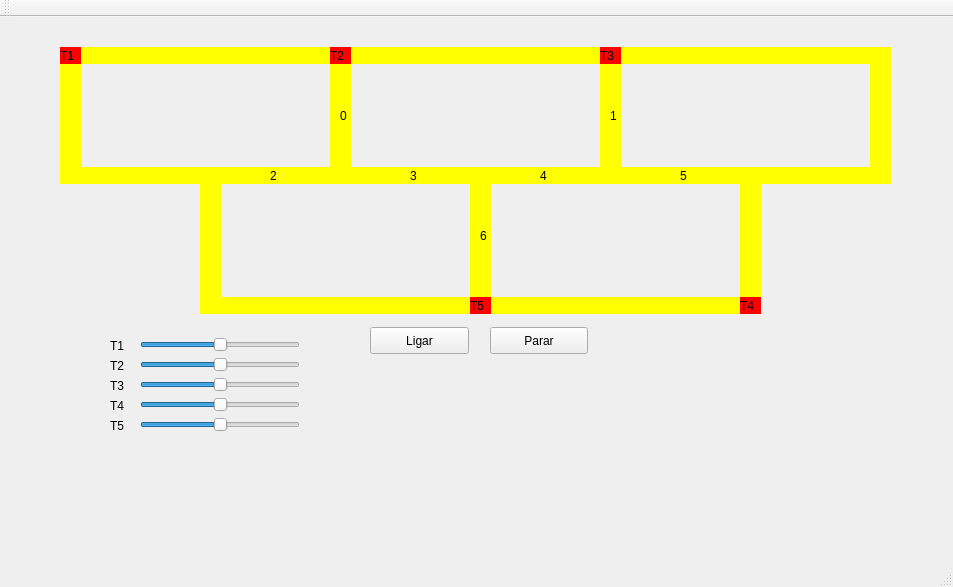
The window that mainwindow.ui (paulosandinof/qt-deadlock-simulation) describes before a commit, drawn with Qt 5.
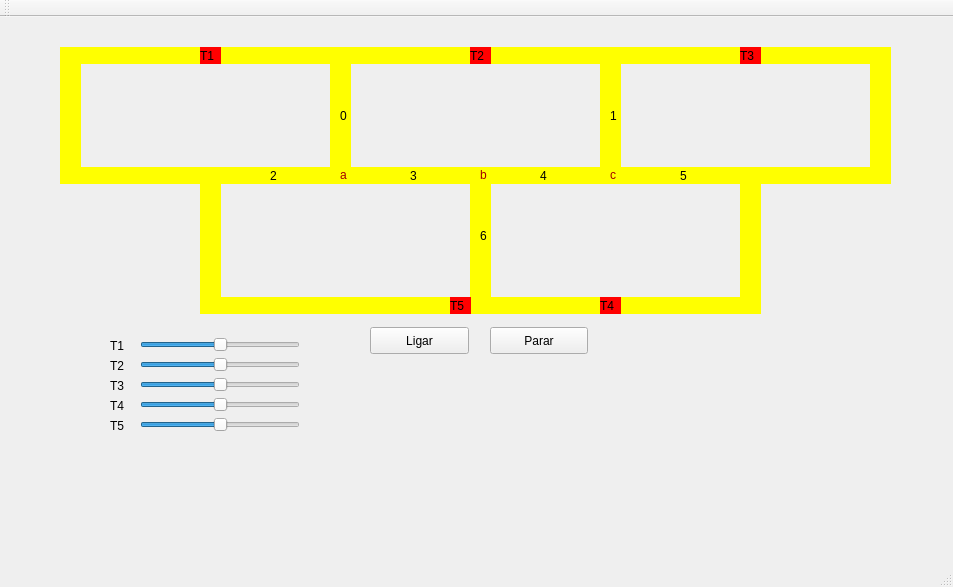
The same window after the commit.

The edit to the form file:
```diff
--- a/mainwindow.ui
+++ b/mainwindow.ui
@@ -17,7 +17,7 @@
    <widget class="QLabel" name="label_trem1">
     <property name="geometry">
      <rect>
-      <x>60</x>
+      <x>200</x>
       <y>30</y>
       <width>21</width>
       <height>17</height>
@@ -171,7 +171,7 @@
    <widget class="QLabel" name="label_trem2">
     <property name="geometry">
      <rect>
-      <x>330</x>
+      <x>470</x>
       <y>30</y>
       <width>21</width>
       <height>17</height>
@@ -315,7 +315,7 @@
    <widget class="QLabel" name="label_trem4">
     <property name="geometry">
      <rect>
-      <x>740</x>
+      <x>600</x>
       <y>280</y>
       <width>21</width>
       <height>17</height>
@@ -331,7 +331,7 @@
    <widget class="QLabel" name="label_trem5">
     <property name="geometry">
      <rect>
-      <x>470</x>
+      <x>450</x>
       <y>280</y>
       <width>21</width>
       <height>17</height>
@@ -347,7 +347,7 @@
    <widget class="QLabel" name="label_trem3">
     <property name="geometry">
      <rect>
-      <x>600</x>
+      <x>740</x>
       <y>30</y>
       <width>21</width>
       <height>17</height>
@@ -671,7 +671,7 @@
      <rect>
       <x>270</x>
       <y>150</y>
-      <width>64</width>
+      <width>16</width>
       <height>17</height>
      </rect>
     </property>
@@ -723,7 +723,7 @@
      <rect>
       <x>480</x>
       <y>210</y>
-      <width>64</width>
+      <width>16</width>
       <height>17</height>
      </rect>
     </property>
@@ -731,6 +731,54 @@
      <string>6</string>
     </property>
    </widget>
+   <widget class="QLabel" name="label_13">
+    <property name="geometry">
+     <rect>
+      <x>340</x>
+      <y>150</y>
+      <width>16</width>
+      <height>16</height>
+     </rect>
+    </property>
+    <property name="styleSheet">
+     <string notr="true">color: rgb(164, 0, 0);</string>
+    </property>
+    <property name="text">
+     <string>a</string>
+    </property>
+   </widget>
+   <widget class="QLabel" name="label_14">
+    <property name="geometry">
+     <rect>
+      <x>480</x>
+      <y>150</y>
+      <width>16</width>
+      <height>16</height>
+     </rect>
+    </property>
+    <property name="styleSheet">
+     <string notr="true">color: rgb(164, 0, 0);</string>
+    </property>
+    <property name="text">
+     <string>b</string>
+    </property>
+   </widget>
+   <widget class="QLabel" name="label_15">
+    <property name="geometry">
+     <rect>
+      <x>610</x>
+      <y>150</y>
+      <width>16</width>
+      <height>16</height>
+     </rect>
+    </property>
+    <property name="styleSheet">
+     <string notr="true">color: rgb(164, 0, 0);</string>
+    </property>
+    <property name="text">
+     <string>c</string>
+    </property>
+   </widget>
    <zorder>label_trilho1_3</zorder>
    <zorder>label_trilho3_4</zorder>
    <zorder>label_trilho3_3</zorder>
@@ -770,6 +818,9 @@
    <zorder>label_10</zorder>
    <zorder>label_11</zorder>
    <zorder>label_12</zorder>
+   <zorder>label_13</zorder>
+   <zorder>label_14</zorder>
+   <zorder>label_15</zorder>
   </widget>
   <widget class="QMenuBar" name="menuBar">
    <property name="geometry">
```
